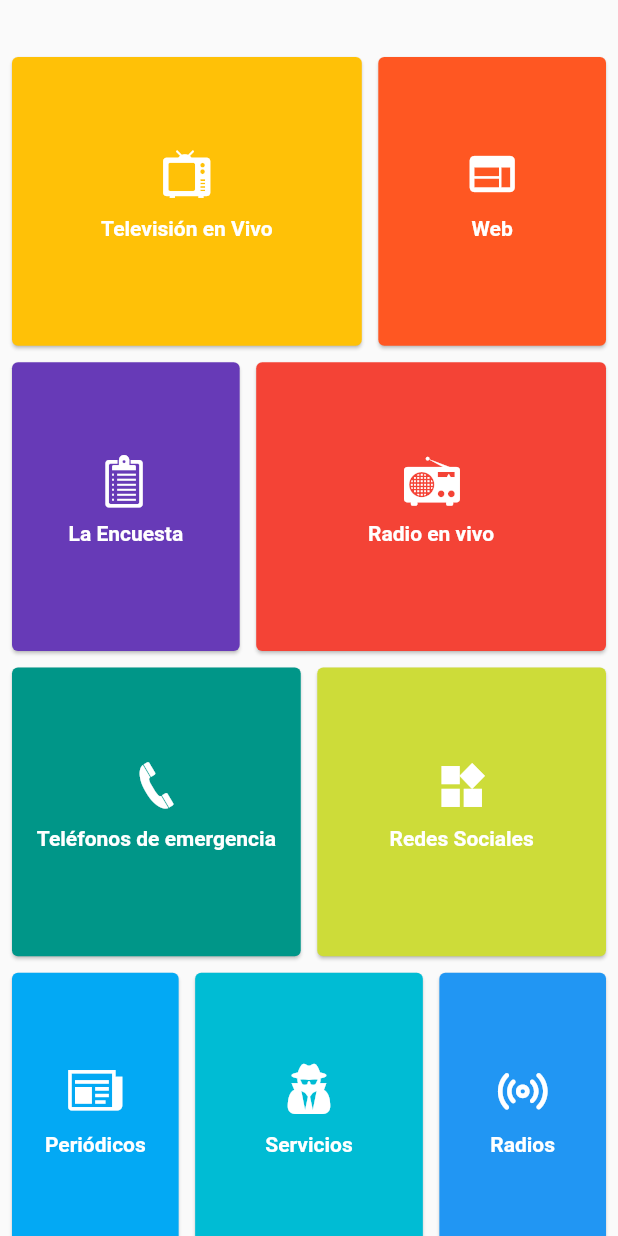
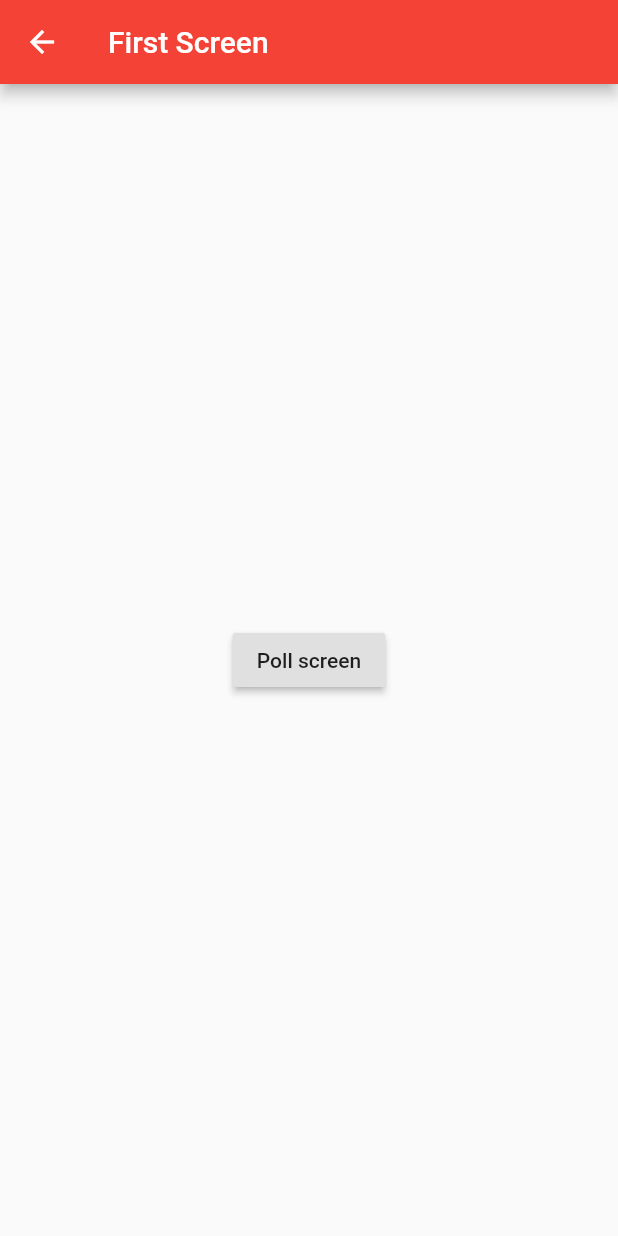
Before and after one commit to Jenny-Ha/cna-app, a Flutter app: the screen it shows after launch, after a tap on "La Encuesta", on a phone screen of 412 x 824 dp. Run offline on Flutter 3.47's test engine with Material 2 defaults, Android fonts, the phone set to English and light mode, and no system bars.

Commit message:
#1 4 Add routes and navigation

```diff
--- a/lib/routes.dart
+++ b/lib/routes.dart
@@ -1,9 +1,25 @@
 import 'package:flutter/material.dart';
-
+// import routes
 import 'screens/home.dart';
+import 'screens/liveRadio.dart';
+import 'screens/liveTV.dart';
+import 'screens/newspapers.dart';
+import 'screens/phones.dart';
+import 'screens/poll.dart';
+import 'screens/radios.dart';
+import 'screens/services.dart';
+import 'screens/socials.dart';
 
 const String homeRoute = '/';
 
 Map<String, WidgetBuilder> routes = <String, WidgetBuilder>{
-  homeRoute: (BuildContext context) => new Home(),
+  '/': (BuildContext context) => new Home(),
+  '/liveRadio': (BuildContext context) => new LiveRadio(),
+  '/liveTV': (BuildContext context) => new LiveTV(),
+  '/newspaper': (BuildContext context) => new Newspapers(),
+  '/phones': (BuildContext context) => new Phones(),
+  '/poll': (BuildContext context) => new Poll(),
+  '/radios': (BuildContext context) => new Radios(),
+  '/services': (BuildContext context) => new Services(),
+  '/socials': (BuildContext context) => new Socials(),
 };
--- a/lib/screens/home.dart
+++ b/lib/screens/home.dart
@@ -1,5 +1,7 @@
 import 'package:flutter/material.dart';
 import 'package:flutter_staggered_grid_view/flutter_staggered_grid_view.dart';
+import 'package:url_launcher/url_launcher.dart';
+import 'dart:async';
 import '../utils/NewIcons.dart';
 import '../routes.dart';
 
@@ -23,18 +25,18 @@ List<StaggeredTile> _staggeredTiles = const <StaggeredTile>[
 // TODO: Colocar una sombra interna en cada card (= app anterior)
 
 List<Widget> _tiles = const <Widget>[
-  const _ServiceTile(Colors.amber, NewIcons.television, "Televisión en Vivo"),
-  const _ServiceTile(Colors.deepOrange, Icons.web, "Web"),
+  const _ServiceTile(Colors.amber, NewIcons.television, "Televisión en Vivo", '/liveTV'),
+  const _ServiceTile(Colors.deepOrange, Icons.web, "Web", 'https://www.cna.pe'),
 
-  const _ServiceTile(Colors.deepPurple, NewIcons.encuesta, "La Encuesta"),
-  const _ServiceTile(Colors.red, NewIcons.radio, "Radio en vivo"),
+  const _ServiceTile(Colors.deepPurple, NewIcons.encuesta, "La Encuesta", '/poll'),
+  const _ServiceTile(Colors.red, NewIcons.radio, "Radio en vivo", '/liveRadio'),
 
-  const _ServiceTile(Colors.teal, NewIcons.telefono, "Teléfonos de emergencia"),
-  const _ServiceTile(Colors.lime, NewIcons.rrss, "Redes Sociales"),
+  const _ServiceTile(Colors.teal, NewIcons.telefono, "Teléfonos de emergencia", '/phones'),
+  const _ServiceTile(Colors.lime, NewIcons.rrss, "Redes Sociales", '/socials'),
 
-  const _ServiceTile(Colors.lightBlue, NewIcons.periodico, "Periódicos"),
-  const _ServiceTile(Colors.cyan, NewIcons.servicios, "Servicios"),
-  const _ServiceTile(Colors.blue, NewIcons.ondas, "Radios"),
+  const _ServiceTile(Colors.lightBlue, NewIcons.periodico, "Periódicos", '/newspaper'),
+  const _ServiceTile(Colors.cyan, NewIcons.servicios, "Servicios", '/services'),
+  const _ServiceTile(Colors.blue, NewIcons.ondas, "Radios", '/radios'),
 ];
 
 class Home extends StatelessWidget {
@@ -58,15 +60,30 @@ class _ServiceTile extends StatelessWidget {
   final Color backgroundColor;
   final IconData iconData;
   final String title;
+  final String route;
 
-  const _ServiceTile(this.backgroundColor, this.iconData, this.title);
+  const _ServiceTile(this.backgroundColor, this.iconData, this.title, this.route);
 
+  _launchURL(String url) async {
+    if (await canLaunch(url)) {
+      await launch(url, forceSafariVC: true, forceWebView: true);
+    } else {
+      print('Lo sentimos, no se puede acceder a $url');
+    }
+  }
   @override
   Widget build(BuildContext context) {
     return new Card(
       color: backgroundColor,
       child: new InkWell(
-        onTap: () {},
+        onTap: () {
+          if (route.contains('http')) {
+            print('Si es http ' + route);
+            _launchURL(route);
+          } else {
+            Navigator.pushNamed(context, route);
+          }
+        },
         child: new Padding(
           padding: const EdgeInsets.all(4.0),
           child: new Column(
--- /dev/null
+++ b/lib/screens/poll.dart
@@ -0,0 +1,21 @@
+import 'package:flutter/material.dart';
+import '../routes.dart';
+
+class Poll extends StatelessWidget {
+  @override
+  Widget build(BuildContext context) {
+    return Scaffold(
+      appBar: AppBar(
+        title: Text('First Screen'),
+      ),
+      body: Center(
+        child: RaisedButton(
+          child: Text('Poll screen'),
+          onPressed: () {
+            // Navigate to second screen when tapped!
+          },
+        ),
+      ),
+    );
+  }
+}
```
Also changed, not shown: lib/screens/liveRadio.dart (added, +21 -0 lines), lib/screens/liveTV.dart (added, +21 -0 lines), lib/screens/newspapers.dart (added, +21 -0 lines), lib/screens/phones.dart (added, +21 -0 lines), lib/screens/radios.dart (added, +21 -0 lines), lib/screens/services.dart (added, +21 -0 lines), lib/screens/socials.dart (added, +21 -0 lines), pubspec.yaml (+4 -3 lines), pubspec.lock.
